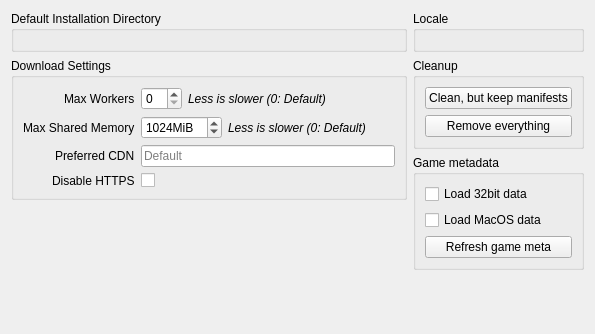
RareDevs/Rare, file rare/ui/components/tabs/settings/legendary.ui: the form before one commit.
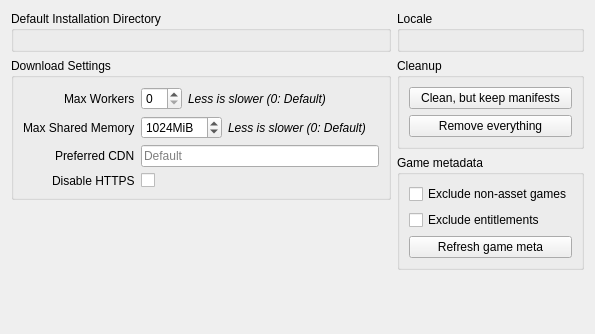
The form after the commit.

Commit message:
RareCore: Add options to exclude non-asset games and entitlements from startup
* Add options in settings to not request non-asset games and entitlements.

This greatly improves startup time but reduces functionality a bit. Both
options are disabled by default.

* Remove the old options to exclude Win32 and Mac games as they were no longer relevant.

* Add a performance context manager to log execution time when used.

* Fixed an issue with UbisoftGroup where multiple threads would spawn.

Diff of the .ui file:
```diff
--- a/rare/ui/components/tabs/settings/legendary.ui
+++ b/rare/ui/components/tabs/settings/legendary.ui
@@ -235,14 +235,14 @@
         <item>
          <widget class="QCheckBox" name="win32_cb">
           <property name="text">
-           <string>Load 32bit data</string>
+           <string>Exclude non-asset games</string>
           </property>
          </widget>
         </item>
         <item>
          <widget class="QCheckBox" name="mac_cb">
           <property name="text">
-           <string>Load MacOS data</string>
+           <string>Exclude entitlements</string>
           </property>
          </widget>
         </item>
```
Left out of the diff: 18 changed lines with no effect on the pictures. The commit also changes 4 other files.
